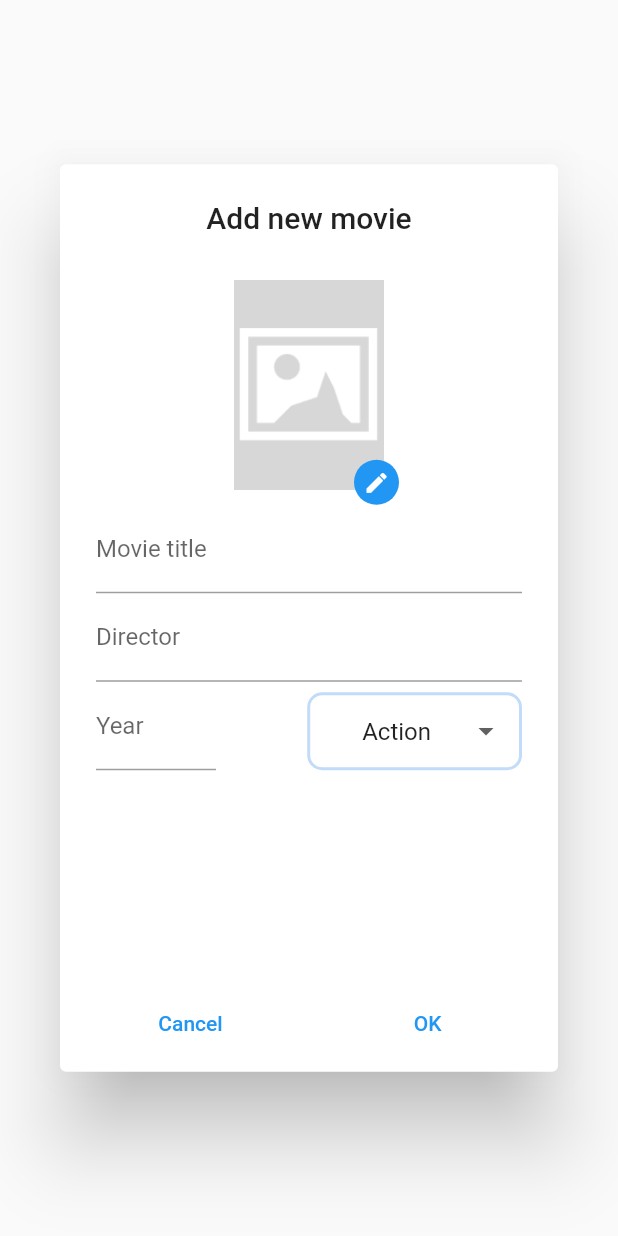
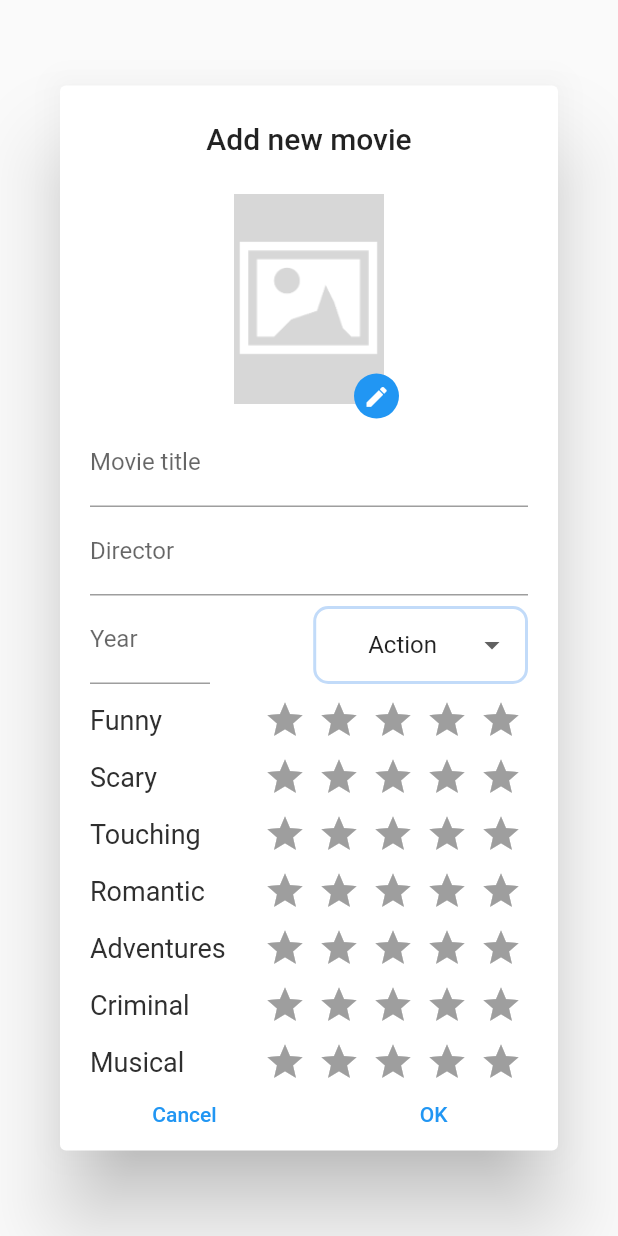
Before and after one commit to kamil-matula/MovieRecommender, a Flutter app: the MovieDialog widget shown alone on an empty page, opened directly, on a phone screen of 412 x 824 dp. Run offline on Flutter 3.47's test engine with Material 2 defaults, Android fonts, the phone set to English and light mode, and no system bars; drawn by our look-alikes of flutter_rating_bar; our stand-ins replace cloud_firestore, firebase_auth, firebase_core, firebase_storage, flutter_bloc, fluttertoast and 1 more; missing offline and left inert: optimized_cached_image; accounts and stored records are empty; network calls fail.

Commit message:
Add star rating

```diff
--- /dev/null
+++ b/lib/constants/constant_movie_attributes.dart
@@ -0,0 +1,12 @@
+const List<String> movie_attributes = [
+  'Funny',
+  'Scary',
+  'Touching',
+  'Romantic',
+  'Adventures',
+  'Criminal',
+  'Musical',
+  'Cartoon',
+  'Historical',
+  'Young adult',
+];
--- a/lib/constants/constant_typography.dart
+++ b/lib/constants/constant_typography.dart
@@ -22,3 +22,9 @@ const TextStyle MOVIE_SUB_HEADER_STYLE = TextStyle(
   color: Color(0xff5d5d5d),
   fontStyle: FontStyle.italic,
 );
+
+const TextStyle MOVIE_ATTRIBUTE_STYLE = TextStyle(
+  fontSize: 18,
+  fontWeight: FontWeight.w400,
+  color: Color(0xff2f2f2f),
+);
--- a/lib/models/movie_attributes.dart
+++ b/lib/models/movie_attributes.dart
@@ -11,16 +11,16 @@ class MovieAttributes {
   final int young_adult;
 
   MovieAttributes({
-    required this.funny,
-    required this.scary,
-    required this.touching,
-    required this.romantic,
-    required this.adventures,
-    required this.criminal,
-    required this.musical,
-    required this.cartoon,
-    required this.historical,
-    required this.young_adult,
+    this.funny = 0,
+    this.scary = 0,
+    this.touching = 0,
+    this.romantic = 0,
+    this.adventures = 0,
+    this.criminal = 0,
+    this.musical = 0,
+    this.cartoon = 0,
+    this.historical = 0,
+    this.young_adult = 0,
   });
 
   Map<String, dynamic> toJson() {
--- a/lib/view/movie_dialog/movie_dialog.dart
+++ b/lib/view/movie_dialog/movie_dialog.dart
@@ -4,13 +4,17 @@ import 'package:cloud_firestore/cloud_firestore.dart';
 import 'package:firebase_storage/firebase_storage.dart';
 import 'package:flutter/material.dart';
 import 'package:flutter/services.dart';
+import 'package:flutter_rating_bar/flutter_rating_bar.dart';
 import 'package:fluttertoast/fluttertoast.dart';
 import 'package:image_picker/image_picker.dart';
 import 'package:movie_recommender/constants/constant_assets.dart';
 import 'package:movie_recommender/constants/constant_colors.dart';
 import 'package:movie_recommender/constants/constant_genres.dart';
+import 'package:movie_recommender/constants/constant_movie_attributes.dart';
 import 'package:movie_recommender/constants/constant_texts.dart';
+import 'package:movie_recommender/constants/constant_typography.dart';
 import 'package:movie_recommender/models/movie.dart';
+import 'package:movie_recommender/models/movie_attributes.dart';
 
 // TODO: Prepare cubit for this dialog (changing image and adding movie)
 class MovieDialog extends StatefulWidget {
@@ -29,7 +33,8 @@ class _MovieDialogState extends State<MovieDialog> {
   final TextEditingController _titleController = TextEditingController();
   final TextEditingController _directorController = TextEditingController();
   final TextEditingController _yearController = TextEditingController();
-  String selectedGenre = genres.first;
+  String _selectedGenre = genres.first;
+  final MovieAttributes _attributes = MovieAttributes();
 
   @override
   Widget build(BuildContext context) {
@@ -37,7 +42,7 @@ class _MovieDialogState extends State<MovieDialog> {
       title: const Text(ADD_NEW_MOVIE, textAlign: TextAlign.center),
       content: SizedBox(
         width: 300,
-        height: 450,
+        height: 600,
         child: SingleChildScrollView(
           child: Column(
             children: [
@@ -51,12 +56,17 @@ class _MovieDialogState extends State<MovieDialog> {
                   _textFieldDigitOnly(YEAR, 80, _yearController),
                   _dropdown(),
                 ],
+              ),
+              Column(
+                children: _movieAttributes(),
               )
             ],
           ),
         ),
       ),
+      contentPadding: const EdgeInsets.fromLTRB(20, 15, 20, 0),
       actionsAlignment: MainAxisAlignment.spaceAround,
+      actionsPadding: EdgeInsets.zero,
       actions: [
         TextButton(
           onPressed: Navigator.of(context).pop,
@@ -126,7 +136,7 @@ class _MovieDialogState extends State<MovieDialog> {
       child: DropdownButtonHideUnderline(
         child: DropdownButton<String>(
           alignment: AlignmentDirectional.center,
-          value: selectedGenre,
+          value: _selectedGenre,
           items: genres.map<DropdownMenuItem<String>>(
             (String value) {
               return DropdownMenuItem<String>(
@@ -136,7 +146,7 @@ class _MovieDialogState extends State<MovieDialog> {
             },
           ).toList(),
           onChanged: (String? value) {
-            selectedGenre = value.toString();
+            _selectedGenre = value.toString();
             if (mounted) setState(() {});
           },
         ),
@@ -179,6 +189,36 @@ class _MovieDialogState extends State<MovieDialog> {
     );
   }
 
+  List<Widget> _movieAttributes() {
+    return movie_attributes
+        .map(
+          (movie_attribute) => Padding(
+            padding: const EdgeInsets.only(top: 10),
+            child: Row(
+              mainAxisAlignment: MainAxisAlignment.spaceBetween,
+              children: [
+                Text(
+                  movie_attribute,
+                  style: MOVIE_ATTRIBUTE_STYLE,
+                ),
+                RatingBar.builder(
+                  maxRating: 10,
+                  itemSize: 28,
+                  allowHalfRating: true,
+                  itemPadding: const EdgeInsets.symmetric(horizontal: 4.0),
+                  itemBuilder: (context, _) => const Icon(
+                    Icons.star,
+                    color: Colors.amber,
+                  ),
+                  onRatingUpdate: (rating) {},
+                ),
+              ],
+            ),
+          ),
+        )
+        .toList();
+  }
+
   Future<void> _chooseImageFromGallery() async {
     _file = await _picker.pickImage(source: ImageSource.gallery);
     if (mounted) setState(() {});
@@ -216,9 +256,10 @@ class _MovieDialogState extends State<MovieDialog> {
     Movie movie = Movie(
       title: title,
       director: director,
-      genre: selectedGenre,
+      genre: _selectedGenre,
       year: year,
       url: url,
+      attributes: _attributes,
     );
 
     // Save object in Firestore Database:
--- a/pubspec.yaml
+++ b/pubspec.yaml
@@ -14,6 +14,7 @@ dependencies:
   flutter:
     sdk: flutter
   flutter_bloc: ^8.1.1
+  flutter_rating_bar: ^4.0.1
   fluttertoast: ^8.1.1
   image_picker: ^0.8.6
   optimized_cached_image: ^3.0.1
```
Also changed, not shown: pubspec.lock.
